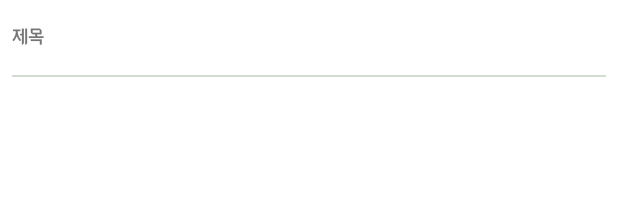
After one commit to BrianLee1008/PROJECT_Brooklyn, an Android app: the layout item_recent_search.xml on its own in the app's theme, with its tools: preview values and no code run, on a phone screen of 412 x 824 dp. The commit adds this screen. Shown: the top 218 px of the screen. Run offline under Robolectric (Android 15) with nearby library versions, the phone set to English and light mode, and no system bars.

Commit message:
Room으로 최근 검색어 구현
- 진행중
Insert AppRepository에 분리작업
LiveData postValue
POI데이터 토대로 bottomSheet에 정보 표시
최근검색어 삭제

- 수정 해야할 것
1. 회원가입 or App처음 깔면 Artcle에 마지막으로 저장한 이미지만 보임, Article 시간도..
2. 채팅방 중복
3. 회원가입 시 제한사항 및 EditText MaxLine

```diff
--- a/app/build.gradle
+++ b/app/build.gradle
@@ -70,6 +70,7 @@ dependencies {
     implementation("androidx.fragment:fragment-ktx:1.3.6")
     implementation("androidx.lifecycle:lifecycle-viewmodel-ktx:2.4.0-rc01")
     implementation("androidx.room:room-ktx:2.3.0")
+    kapt "androidx.room:room-compiler:2.3.0"
 
     // google_map
     implementation 'com.google.android.gms:play-services-maps:17.0.1'
--- a/app/src/main/java/com/example/project_brooklyn/chatlist/ChatListFragment.kt
+++ b/app/src/main/java/com/example/project_brooklyn/chatlist/ChatListFragment.kt
@@ -97,8 +97,6 @@ class ChatListFragment : Fragment() {
 						if (firebaseDBViewModel.auth.currentUser!!.uid != chatRoomListItem.sellerId &&
 							firebaseDBViewModel.auth.currentUser!!.uid != chatRoomListItem.buyerNickName
 						) {
-							Toast.makeText(activity, "채팅방 생성에 실패했어요. 다시 시도해주세요.", Toast.LENGTH_SHORT)
-								.show()
 							return@observe
 						}
 					}
--- a/app/src/main/res/layout/activity_search_result.xml
+++ b/app/src/main/res/layout/activity_search_result.xml
@@ -124,7 +124,6 @@
             app:layout_constraintBottom_toBottomOf="parent"
             app:layout_constraintEnd_toEndOf="parent"
             app:layout_constraintStart_toStartOf="parent"
-            android:background="@color/black"
             app:layout_constraintTop_toBottomOf="@id/recentSearchButtonUnderView" />
 
         <androidx.recyclerview.widget.RecyclerView
--- /dev/null
+++ b/app/src/main/res/layout/item_recent_search.xml
@@ -0,0 +1,31 @@
+<?xml version="1.0" encoding="utf-8"?>
+<androidx.constraintlayout.widget.ConstraintLayout xmlns:android="http://schemas.android.com/apk/res/android"
+    android:layout_width="match_parent"
+    android:layout_height="wrap_content"
+    android:paddingHorizontal="8dp"
+    xmlns:app="http://schemas.android.com/apk/res-auto"
+    xmlns:tools="http://schemas.android.com/tools">
+
+
+    <TextView
+        android:id="@+id/mainTitleTextView"
+        android:layout_width="wrap_content"
+        android:layout_height="wrap_content"
+        android:fontFamily="@font/wemakeprice_semibold"
+        android:layout_marginVertical="18dp"
+        android:textSize="12sp"
+        app:layout_constraintStart_toStartOf="parent"
+        app:layout_constraintTop_toTopOf="parent"
+        app:layout_constraintBottom_toTopOf="@id/underLine"
+        tools:text="제목" />
+
+    <View
+        android:id="@+id/underLine"
+        android:layout_width="0dp"
+        android:layout_height="1dp"
+        android:background="@color/mone_little_green"
+        app:layout_constraintBottom_toBottomOf="parent"
+        app:layout_constraintEnd_toEndOf="parent"
+        app:layout_constraintStart_toStartOf="parent" />
+
+</androidx.constraintlayout.widget.ConstraintLayout>
```
Also changed, not shown: app/src/main/java/com/example/project_brooklyn/adapter/RecentSearchAdapter.kt (added, +48 -0 lines), app/src/main/java/com/example/project_brooklyn/item/room/AppDatabase.kt (+26 -1 lines), app/src/main/java/com/example/project_brooklyn/item/room/dao/HistoryDao.kt (+16 -0 lines), app/src/main/java/com/example/project_brooklyn/item/room/entity/HistoryEntity.kt (+9 -2 lines), app/src/main/java/com/example/project_brooklyn/map/SearchResultActivity.kt (+35 -6 lines), app/src/main/java/com/example/project_brooklyn/viewmodel/SearchViewModel.kt (added, +26 -0 lines), app/src/main/java/com/example/project_brooklyn/viewmodel/factory/SearchViewModelFactory.kt (added, +19 -0 lines), app/src/main/java/com/example/project_brooklyn/viewmodel/repository/SearchHistoryRepo.kt (+37 -1 lines).
